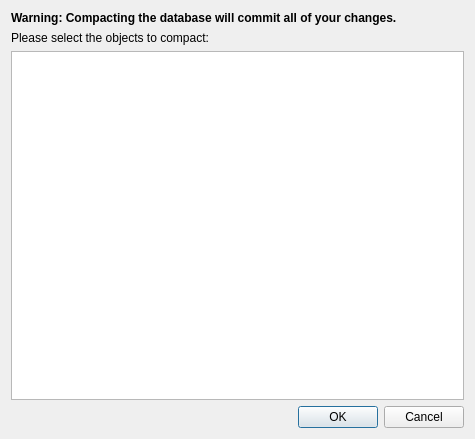
Qt form src/VacuumDialog.ui (sqlitebrowser/sqlitebrowser) before a commit.
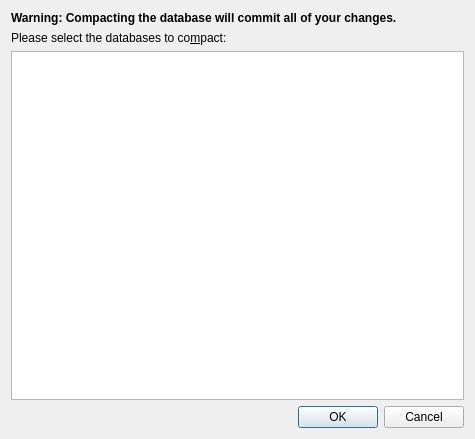
The same form after that commit.

Commit message:
Don't allow selection of tables/indices in VACUUM dialog
Remove the feature to select individual tables and indices to vacuum in
the vacuum dialog. Turns out SQLite doesn't support this (and apparently
never has). If you didn't select all tables at once, it would just print
errors to the console output. I have no idea why we ever implemented it
this way. However, the dialog could be reused to allow selection of
database schemata to compact - and this actually does work.

Diff of the .ui file:
```diff
--- a/src/VacuumDialog.ui
+++ b/src/VacuumDialog.ui
@@ -36,7 +36,7 @@
    <item>
     <widget class="QLabel" name="label">
      <property name="text">
-      <string>Please select the objects to compact:</string>
+      <string>Please select the databases to co&amp;mpact:</string>
      </property>
      <property name="buddy">
       <cstring>treeSelectedObjects</cstring>
```
Left out of the diff: 6 changed lines with no effect on the pictures. The commit also changes 1 other file.
